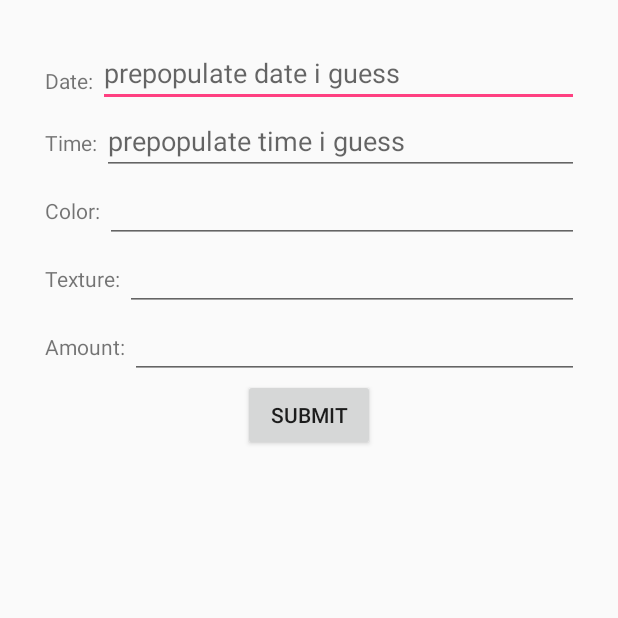
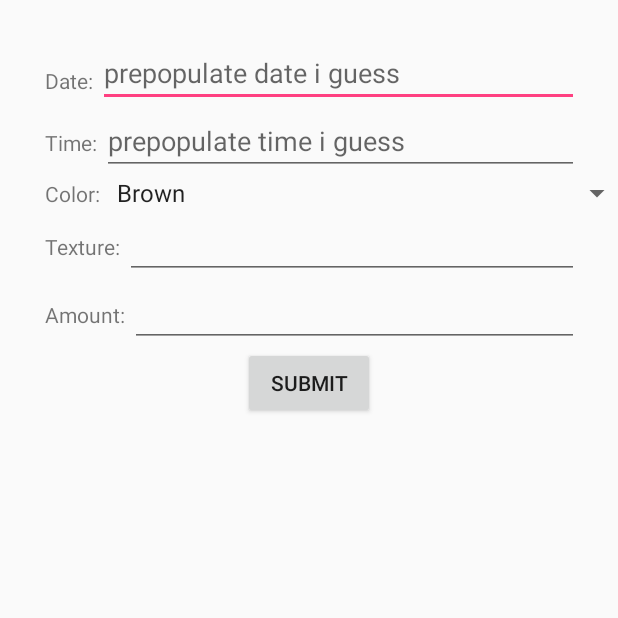
Before and after one commit to yhc5/HappyPoo, an Android app: the MakeSessionActivity screen opened directly, with no data from a screen before it, on a phone screen of 412 x 824 dp, the top half of it. Run offline under Robolectric (Android 15) with nearby library versions, the phone set to English and light mode, and no system bars.

Commit message:
color selector works

```diff
--- a/app/src/main/java/comapplication/example/yoonhyung/happypoo/MakeSessionActivity.java
+++ b/app/src/main/java/comapplication/example/yoonhyung/happypoo/MakeSessionActivity.java
@@ -9,9 +9,13 @@ import android.text.InputType;
 import android.util.Log;
 import android.view.View;
 import android.view.View.OnClickListener;
+import android.widget.AdapterView;
+import android.widget.Button;
 import android.widget.DatePicker;
 import android.widget.EditText;
+import android.widget.Spinner;
 import android.widget.TimePicker;
+import android.widget.Toast;
 
 import java.text.SimpleDateFormat;
 import java.util.Calendar;
@@ -26,6 +30,8 @@ public class MakeSessionActivity extends Activity implements OnClickListener {
     private EditText timeET;
     private TimePickerDialog timePickerDialog;
     private Calendar newCalendar;
+    private Spinner spinnerColor;
+    private Button submitButton;
 
     static final int DATE_DIALOG_ID = 999;
 
@@ -58,6 +64,10 @@ public class MakeSessionActivity extends Activity implements OnClickListener {
         setTimeField();
 
 
+        // COLOR
+        setColorField();
+
+
     }
 
     private void setDateField() {
@@ -87,6 +97,31 @@ public class MakeSessionActivity extends Activity implements OnClickListener {
         }, newCalendar.get(Calendar.HOUR_OF_DAY), newCalendar.get(Calendar.MINUTE), false);
     }
 
+    private void setColorField() {
+        spinnerColor = (Spinner) findViewById(R.id.spinner_color);
+//        spinnerColor.setOnItemSelectedListener(new CustomOnItemSelectedListener());
+
+        AdapterView.OnItemSelectedListener colorListener = new AdapterView.OnItemSelectedListener() {
+            @Override
+            public void onItemSelected(AdapterView<?> parent, View view, int position, long id) {
+
+                //for testing:
+                Toast.makeText(parent.getContext(),
+                        "OnItemSelectedListener : " + parent.getItemAtPosition(position).toString(),
+                        Toast.LENGTH_SHORT).show();
+            }
+
+            @Override
+            public void onNothingSelected(AdapterView<?> parent) {
+                //do nothing? ...or set default value.
+            }
+        };
+
+        spinnerColor.setOnItemSelectedListener(colorListener);
+
+    }
+
+
 
     @Override
     public void onClick(View view) {
@@ -98,4 +133,27 @@ public class MakeSessionActivity extends Activity implements OnClickListener {
         }
     }
 
+
+    public void submitMakeSession() {
+
+        spinnerColor = (Spinner) findViewById(R.id.spinner_color);
+        submitButton = (Button) findViewById(R.id.make_session_submit);
+
+        submitButton.setOnClickListener(new OnClickListener() {
+
+            @Override
+            public void onClick(View v) {
+//                Toast.makeText(this,
+//                        "OnClickListener : " +
+//                                "\nSpinner 1 : " + String.valueOf(spinner1.getSelectedItem()) +
+//                                "\nSpinner 2 : " + String.valueOf(spinner2.getSelectedItem()),
+//                        Toast.LENGTH_SHORT).show();
+
+
+            }
+
+        });
+    }
+
+
 }
--- a/app/src/main/res/layout/activity_make_session.xml
+++ b/app/src/main/res/layout/activity_make_session.xml
@@ -64,11 +64,13 @@
                 android:layout_weight="0.25"
                 android:text="Color: " />
 
-            <EditText
+            <Spinner
+                android:id="@+id/spinner_color"
                 android:layout_width="match_parent"
                 android:layout_height="wrap_content"
                 android:layout_weight="0.75"
-                android:id="@+id/color_input" />
+                android:entries="@array/color_arrays" />
+
         </LinearLayout>
 
         <LinearLayout
--- a/app/src/main/res/values/strings.xml
+++ b/app/src/main/res/values/strings.xml
@@ -4,4 +4,17 @@
     <string name="title_activity_pooping">PoopingActivity</string>
 
     <string name="hello_world">Hello world!</string>
+
+    <string-array name="color_arrays">
+        <item>Brown</item>
+        <item>Green</item>
+        <item>Yellow</item>
+        <item>Black</item>
+        <item>White</item>
+        <item>Red</item>
+    </string-array>
+
+
+
+
 </resources>
```
